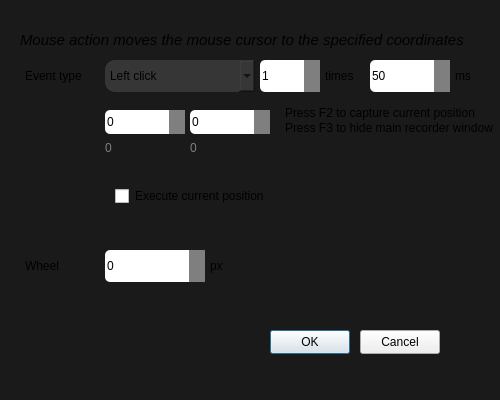
Old version of the form src/ui/dialogclick.ui in the repository dxtruong16a4/BaseMacro.
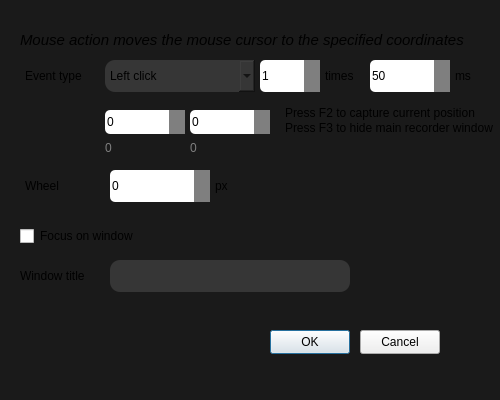
New version of the form. Icons and pictures are not drawn.

```diff
--- a/src/ui/dialogclick.ui
+++ b/src/ui/dialogclick.ui
@@ -551,7 +551,7 @@
    <property name="geometry">
     <rect>
      <x>25</x>
-     <y>250</y>
+     <y>170</y>
      <width>80</width>
      <height>32</height>
     </rect>
@@ -570,8 +570,8 @@
   <widget class="QSpinBox" name="sbWheel">
    <property name="geometry">
     <rect>
-     <x>105</x>
-     <y>250</y>
+     <x>110</x>
+     <y>170</y>
      <width>100</width>
      <height>32</height>
     </rect>
@@ -684,8 +684,8 @@
   <widget class="QLabel" name="lbWheelValue">
    <property name="geometry">
     <rect>
-     <x>210</x>
-     <y>250</y>
+     <x>215</x>
+     <y>170</y>
      <width>50</width>
      <height>32</height>
     </rect>
@@ -703,8 +703,8 @@
   <widget class="QCheckBox" name="chbCurrentPos">
    <property name="geometry">
     <rect>
-     <x>105</x>
-     <y>180</y>
+     <x>10</x>
+     <y>220</y>
      <width>250</width>
      <height>32</height>
     </rect>
@@ -716,7 +716,44 @@
 }</string>
    </property>
    <property name="text">
-    <string>Execute current position</string>
+    <string>Focus on window</string>
+   </property>
+  </widget>
+  <widget class="QLabel" name="lbWindowTitle">
+   <property name="geometry">
+    <rect>
+     <x>20</x>
+     <y>260</y>
+     <width>80</width>
+     <height>32</height>
+    </rect>
+   </property>
+   <property name="styleSheet">
+    <string notr="true">QLabel
+{
+	font: 11pt &quot;Arial&quot;;
+}
+</string>
+   </property>
+   <property name="text">
+    <string>Window title</string>
+   </property>
+  </widget>
+  <widget class="QLineEdit" name="tfWindowTitle">
+   <property name="geometry">
+    <rect>
+     <x>110</x>
+     <y>260</y>
+     <width>240</width>
+     <height>32</height>
+    </rect>
+   </property>
+   <property name="styleSheet">
+    <string notr="true">QLineEdit {
+font: 700 11pt &quot;Arial&quot;;
+background: #363636;
+border-radius: 10px
+}</string>
    </property>
   </widget>
  </widget>
```
Left out of the diff: 2 changed lines with no effect on the pictures.
